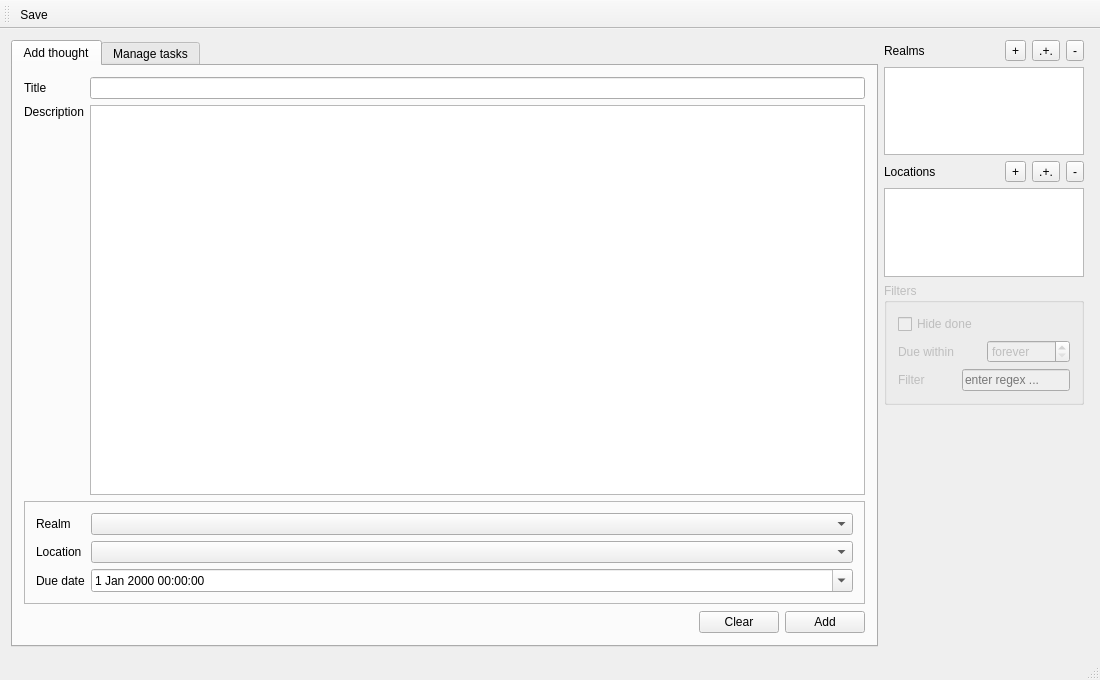
The window that MainWindow.ui (hheld/JustDoIt) describes before a commit, drawn with Qt 5.
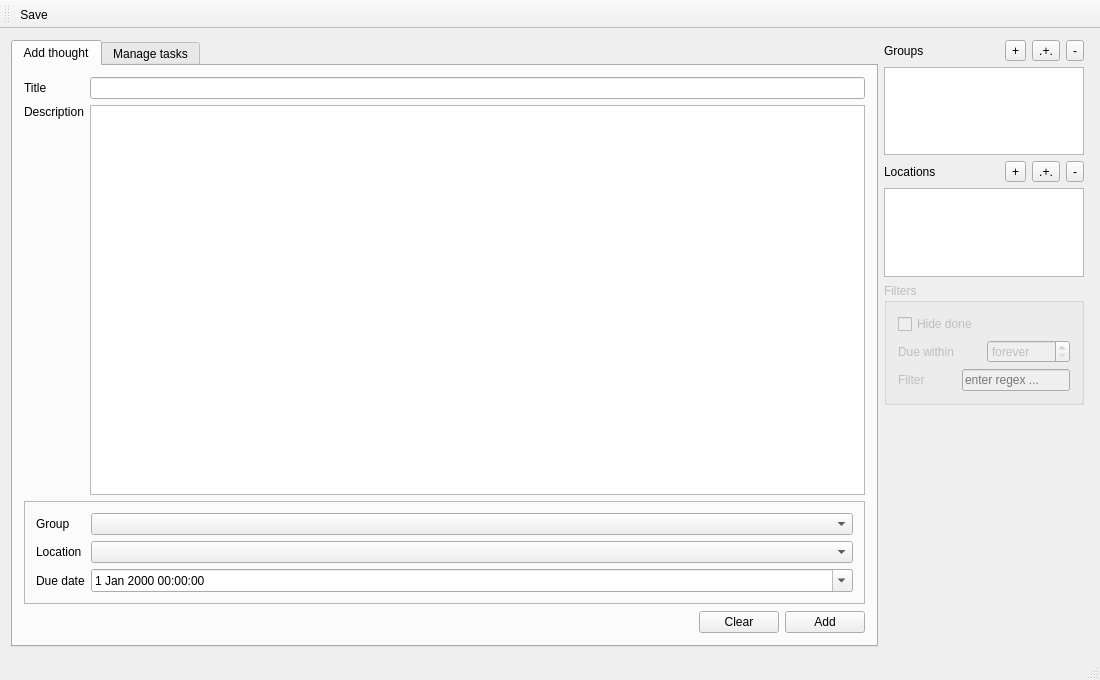
The same window after the commit. Custom widgets are drawn as their Qt base class.

Commit message: Renamed realm to group. Seems nicer.

```diff
--- a/MainWindow.ui
+++ b/MainWindow.ui
@@ -81,7 +81,7 @@
                <item row="0" column="0">
                 <widget class="QLabel" name="label_4">
                  <property name="text">
-                  <string>Realm</string>
+                  <string>Group</string>
                  </property>
                 </widget>
                </item>
@@ -241,7 +241,7 @@
                 <item>
                  <widget class="QLabel" name="label_realms">
                   <property name="text">
-                   <string>Realms</string>
+                   <string>Groups</string>
                   </property>
                  </widget>
                 </item>
```
Left out of the diff: 12 changed lines with no effect on the pictures. The commit also changes 13 other files.
